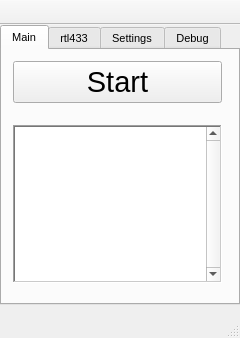
First picture: the form in mainwindow.ui, repository rfilipovich/pressure_sniffer, before the edit.
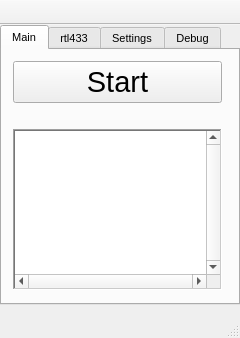
Second picture: the form after the edit.

Commit message: improvement showing the pressure and add saving to table an other types

What changed in the file:
```diff
--- a/mainwindow.ui
+++ b/mainwindow.ui
@@ -93,7 +93,7 @@
         <widget class="QLabel" name="labelStatistics">
          <property name="font">
           <font>
-           <pointsize>7</pointsize>
+           <pointsize>9</pointsize>
            <weight>75</weight>
            <bold>true</bold>
           </font>
@@ -107,7 +107,7 @@
         <widget class="QListWidget" name="listWidgetMainTable">
          <property name="font">
           <font>
-           <pointsize>7</pointsize>
+           <pointsize>8</pointsize>
           </font>
          </property>
          <property name="contextMenuPolicy">
@@ -119,27 +119,41 @@
          <property name="frameShape">
           <enum>QFrame::WinPanel</enum>
          </property>
+         <property name="midLineWidth">
+          <number>0</number>
+         </property>
          <property name="verticalScrollBarPolicy">
           <enum>Qt::ScrollBarAlwaysOn</enum>
          </property>
+         <property name="horizontalScrollBarPolicy">
+          <enum>Qt::ScrollBarAlwaysOn</enum>
+         </property>
+         <property name="editTriggers">
+          <set>QAbstractItemView::NoEditTriggers</set>
+         </property>
+         <property name="showDropIndicator" stdset="0">
+          <bool>false</bool>
+         </property>
+         <property name="defaultDropAction">
+          <enum>Qt::IgnoreAction</enum>
+         </property>
+         <property name="alternatingRowColors">
+          <bool>false</bool>
+         </property>
          <property name="selectionMode">
-          <enum>QAbstractItemView::SingleSelection</enum>
+          <enum>QAbstractItemView::NoSelection</enum>
+         </property>
+         <property name="textElideMode">
+          <enum>Qt::ElideRight</enum>
+         </property>
+         <property name="viewMode">
+          <enum>QListView::ListMode</enum>
+         </property>
+         <property name="modelColumn">
+          <number>0</number>
          </property>
         </widget>
        </item>
-       <item>
-        <spacer name="verticalSpacer">
-         <property name="orientation">
-          <enum>Qt::Vertical</enum>
-         </property>
-         <property name="sizeHint" stdset="0">
-          <size>
-           <width>20</width>
-           <height>40</height>
-          </size>
-         </property>
-        </spacer>
-       </item>
       </layout>
      </widget>
     </widget>
```
The commit also changes 1 other file.
